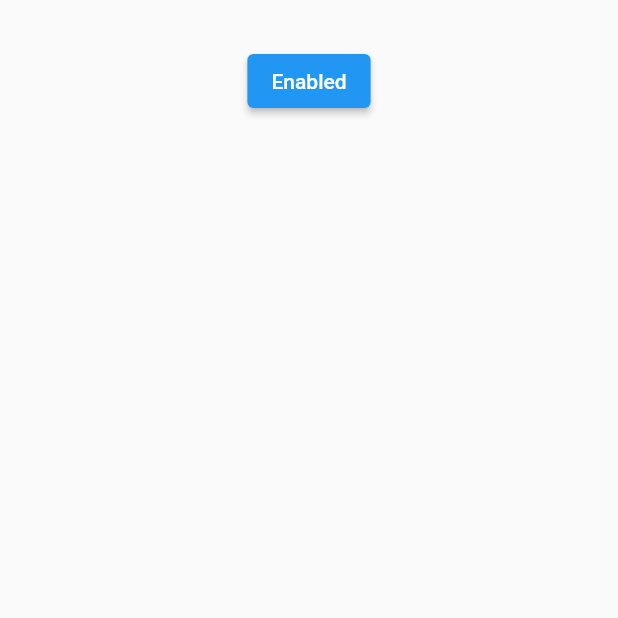
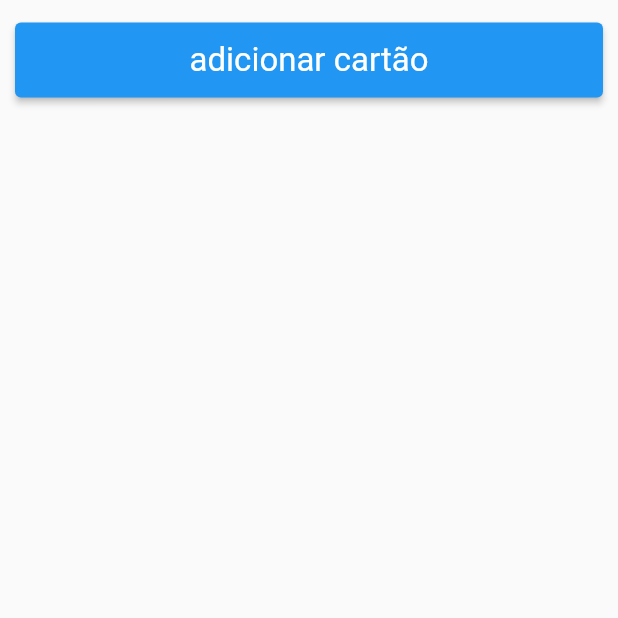
Before and after one commit to inacio-gpi/wallet-card-flutter, a Flutter app: the screen it shows after launch, on a phone screen of 412 x 824 dp, the top half of it. Run offline on Flutter 3.47's test engine with Material 2 defaults, Android fonts, the light colour scheme and no system bars; our stand-ins replace google_fonts; network calls fail.

Commit message:
fix style

```diff
--- a/lib/modules/home/home_page.dart
+++ b/lib/modules/home/home_page.dart
@@ -59,14 +59,19 @@ class _HomePageState extends State<HomePage> {
           builder: (context, snapshot) {
             return Column(
               children: [
-                const SizedBox(height: 30),
-                ElevatedButton(
-                  // style: ElevatedButton.styleFrom(
-                  //   textStyle: const TextStyle(fontSize: 30),
-                  // ),
-
-                  onPressed: () {},
-                  child: const Text('Enabled'),
+                // const SizedBox(height: 30),
+                Padding(
+                  padding:
+                      const EdgeInsets.symmetric(horizontal: 10, vertical: 15),
+                  child: ElevatedButton(
+                    style: ElevatedButton.styleFrom(
+                      minimumSize: Size(double.infinity, 50),
+                      // padding: EdgeInsets.symmetric(horizontal: 100),
+                      textStyle: const TextStyle(fontSize: 22),
+                    ),
+                    onPressed: () {},
+                    child: const Text('adicionar cartão'),
+                  ),
                 ),
                 Expanded(
                   child: ListView.builder(
```
Also changed, not shown: lib/modules/splash/splash_page.dart (+1 -22 lines).
